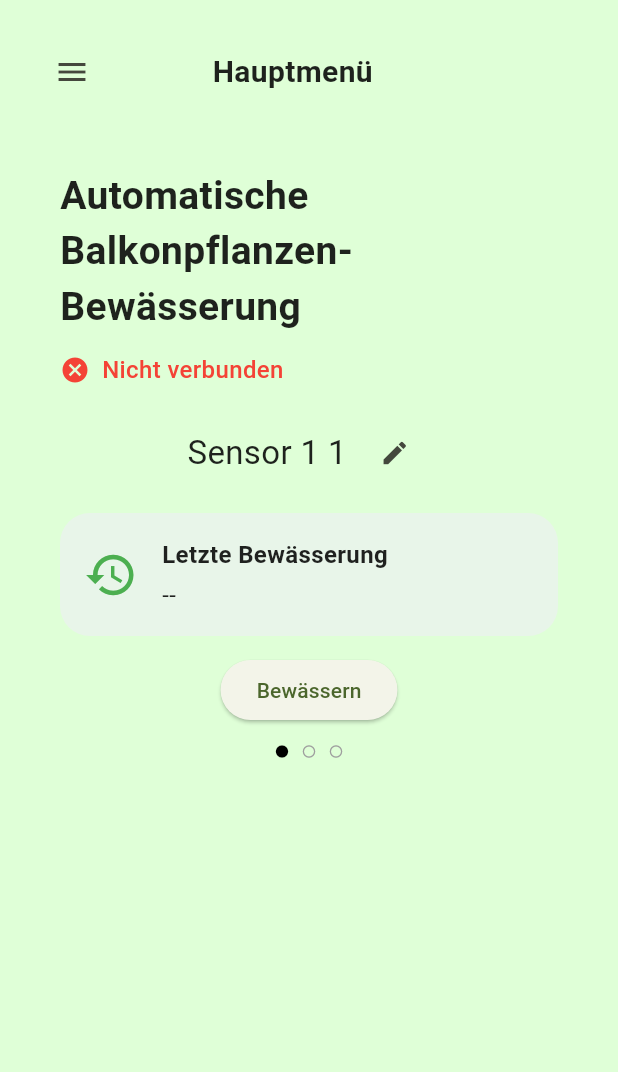
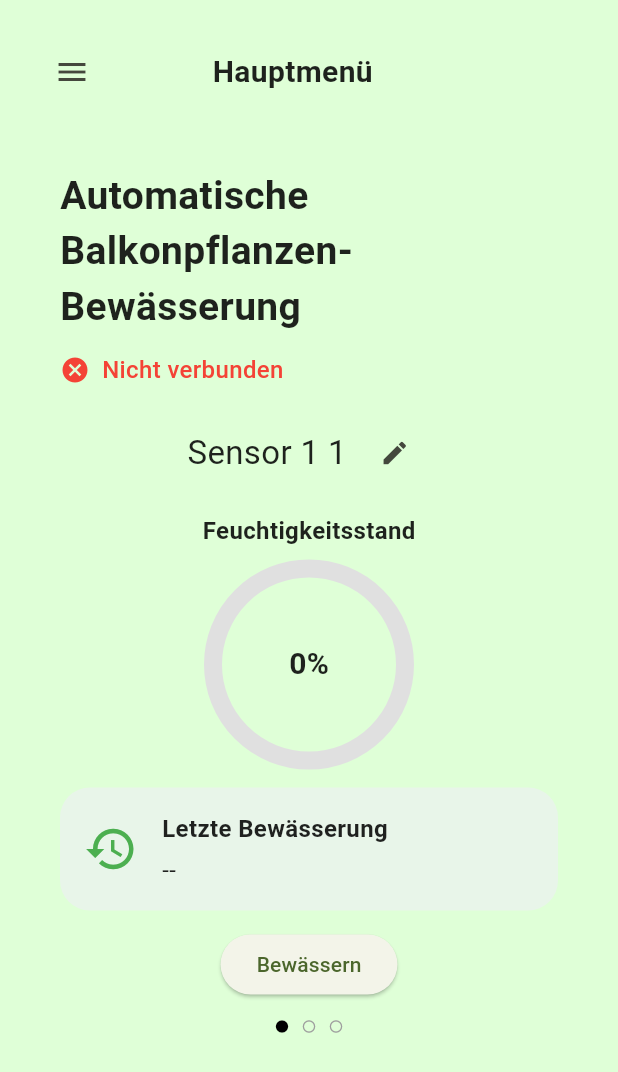
Before and after one commit to SpartanProgram/balkon-bewaesserung-app, a Flutter app: the screen it shows after launch, on a phone screen of 412 x 824 dp. Shown: the top 1072 px of the screen. Run offline on Flutter 3.47's test engine with Material 3 defaults, Android fonts, the phone set to English and light mode, and no system bars; drawn by our look-alikes of percent_indicator; our stand-ins replace flutter_local_notifications, shared_preferences; missing offline and left inert: mqtt_client.

Commit message:
changed the moisture display into circular with percentage in it
Former-commit-id: 56539c308f4e63adb417880fa192e26b365b1fea

```diff
--- a/Software/lib/home_screen.dart
+++ b/Software/lib/home_screen.dart
@@ -5,6 +5,8 @@ import 'widgets/custom_scaffold.dart';
 import 'widgets/sensor_data_provider.dart';
 import '../services/sensor_name_service.dart';
 import 'widgets/water_level_droplet.dart';
+import 'package:percent_indicator/percent_indicator.dart';
+
 
 class HomeScreen extends StatefulWidget {
   const HomeScreen({super.key});
@@ -42,6 +44,8 @@ final Map<String, String> plantNameToAsset = {
     super.dispose();
   }
 
+
+
   @override
   void didChangeAppLifecycleState(AppLifecycleState state) {
     if (state == AppLifecycleState.resumed) {
@@ -50,29 +54,38 @@ final Map<String, String> plantNameToAsset = {
     }
   }
 
-  Widget _plantBackground(String plantName, Widget child) {
-    String emoji = plantName.trim().split(" ").first;
-    String asset = "assets/placeholder.png";
+Widget _buildMoistureCard(int moisture) {
+  double percent = (moisture.clamp(0, 100)) / 100;
 
-
-    if (plantNameToAsset.containsKey(emoji)) {
-      asset = plantNameToAsset[emoji]!;
-    }
-
-    return Container(
-      decoration: BoxDecoration(
-        image: DecorationImage(
-          image: AssetImage(asset),
-          fit: BoxFit.cover,
-          colorFilter: ColorFilter.mode(Colors.black.withOpacity(0.1), BlendMode.darken),
+  return Column(
+    children: [
+      Text(
+        "Feuchtigkeitsstand",
+        style: TextStyle(fontSize: 16, fontWeight: FontWeight.w600),
       ),
-        borderRadius: BorderRadius.circular(16),
+      const SizedBox(height: 8),
+      CircularPercentIndicator(
+        radius: 70.0,
+        lineWidth: 12.0,
+        animation: true,
+        percent: percent,
+        center: Text(
+          "$moisture%",
+          style: const TextStyle(fontSize: 20.0, fontWeight: FontWeight.bold),
         ),
-      padding: const EdgeInsets.all(16),
-      child: child,
+        circularStrokeCap: CircularStrokeCap.round,
+        progressColor: _getMoistureColor(moisture),
+        backgroundColor: Colors.grey.shade300,
+      ),
+    ],
   );
 }
 
+Color _getMoistureColor(int moisture) {
+  if (moisture < 30) return Colors.redAccent;
+  if (moisture < 60) return Colors.orange;
+  return Colors.green;
+}
   Widget _animatedWateringCard(String lastWateredText) {
     return Container(
       width: double.infinity,
@@ -175,22 +188,20 @@ final Map<String, String> plantNameToAsset = {
                           child: Column(
                             crossAxisAlignment: CrossAxisAlignment.center,
                             children: [
-                              if (plantNameToAsset.containsKey(cleanedName)) ...[
-                                SizedBox(
-                                  width: 120,
-                                  height: 120,
-                                  child: Image.asset(
-                                    plantNameToAsset[cleanedName]!,
-                                    fit: BoxFit.contain,
-                                    errorBuilder: (context, error, stackTrace) =>
-                                        const Icon(Icons.error_outline, size: 48),
-                                  ),
-                                ),
-                                const SizedBox(height: 12),
-                              ],
                               Row(
                                 mainAxisAlignment: MainAxisAlignment.center,
                                 children: [
+                                  if (plantNameToAsset.containsKey(cleanedName))
+                                    Padding(
+                                      padding: const EdgeInsets.only(right: 8),
+                                      child: Image.asset(
+                                        plantNameToAsset[cleanedName]!,
+                                        width: 28,
+                                        height: 28,
+                                        errorBuilder: (context, error, stackTrace) =>
+                                            const Icon(Icons.error_outline, size: 20),
+                                      ),
+                                    ),
                                   Text(
                                     sensorName,
                                     style: const TextStyle(fontSize: 22),
@@ -203,8 +214,9 @@ final Map<String, String> plantNameToAsset = {
                                 ],
                               ),
                               const SizedBox(height: 16),
-
                               // Add other widgets like moisture bar etc. here
+                              _buildMoistureCard(moisture),
+                              const SizedBox(height: 12),
                               _animatedWateringCard(sensor["lastWatered"]!),
                               const SizedBox(height: 12),
                               ElevatedButton(
--- a/Software/pubspec.yaml
+++ b/Software/pubspec.yaml
@@ -33,6 +33,10 @@ dependencies:
   shared_preferences: ^2.2.2
   flutter:
     sdk: flutter
+
+
+  percent_indicator: ^4.2.2
+
 
   flutter_local_notifications: 15.1.1
   url_launcher: ^6.2.5
```
Also changed, not shown: Software/pubspec.lock. Lines whose indentation alone changed are shown as unchanged.
